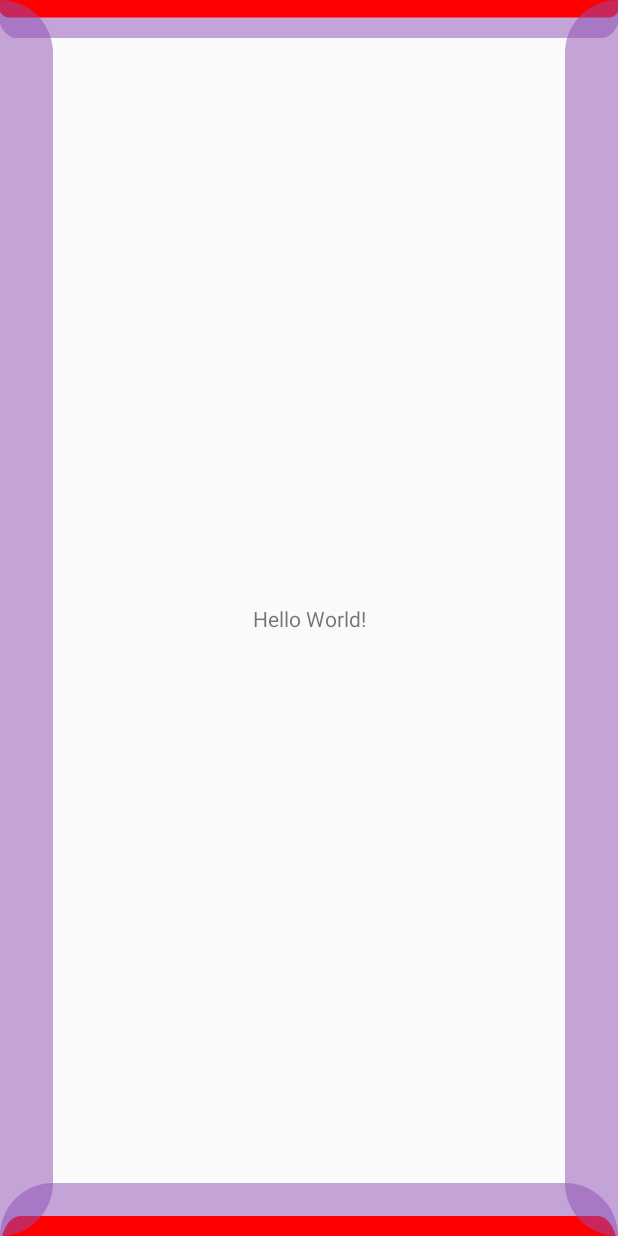
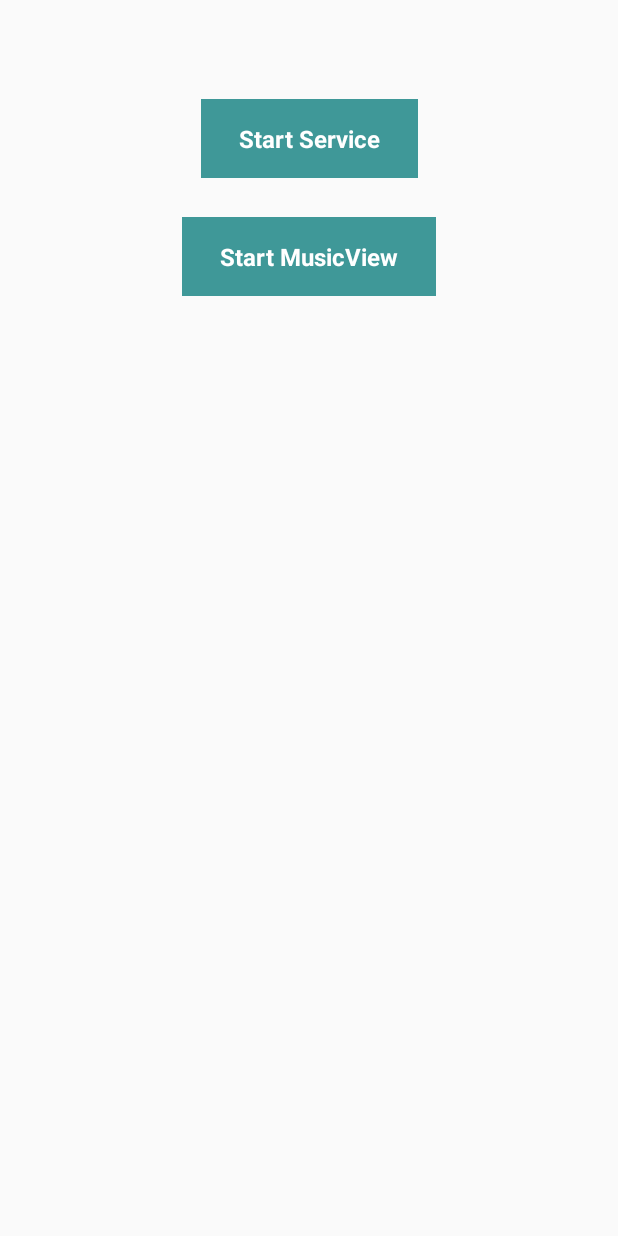
Before and after one commit to foty/FlowerHolder, an Android app: the layout activity_main.xml on its own in the app's theme, with its tools: preview values and no code run, on a phone screen of 412 x 824 dp. Run offline under Robolectric (Android 15) with nearby library versions, the phone set to English and light mode, and no system bars.

Commit message:
添加内容

```diff
--- a/app/src/main/res/layout/activity_main.xml
+++ b/app/src/main/res/layout/activity_main.xml
@@ -8,36 +8,52 @@
     tools:context="com.example.foty.flower.MainActivity">
 
     <TextView
+        android:id="@+id/tv_service"
         android:layout_width="wrap_content"
         android:layout_height="wrap_content"
-        android:text="Hello World!"
-        app:layout_constraintBottom_toBottomOf="parent"
+        android:layout_marginTop="66dp"
+        android:background="#3F9898"
+        android:paddingHorizontal="25dp"
+        android:paddingVertical="15dp"
+        android:text="Start Service"
+        android:textColor="#ffffff"
+        android:textSize="16sp"
+        android:textStyle="bold"
         app:layout_constraintLeft_toLeftOf="parent"
         app:layout_constraintRight_toRightOf="parent"
         app:layout_constraintTop_toTopOf="parent" />
 
-    <com.example.foty.flower.widget.TopPathView
-        android:layout_width="match_parent"
-        android:layout_height="25dp"
-        app:layout_constraintStart_toStartOf="parent"
-        app:layout_constraintTop_toTopOf="parent" />
+    <TextView
+        android:id="@+id/tv_float"
+        android:layout_width="wrap_content"
+        android:layout_height="wrap_content"
+        android:layout_marginTop="26dp"
+        android:background="#3F9898"
+        android:paddingHorizontal="25dp"
+        android:paddingVertical="15dp"
+        android:text="Start FloatView"
+        android:textColor="#ffffff"
+        android:textSize="16sp"
+        android:textStyle="bold"
+        app:layout_constraintLeft_toLeftOf="parent"
+        app:layout_constraintRight_toRightOf="parent"
+        app:layout_constraintTop_toBottomOf="@+id/tv_service" />
 
-    <com.example.foty.flower.widget.BottomPathView
-        android:layout_width="match_parent"
-        android:layout_height="35dp"
-        app:layout_constraintBottom_toBottomOf="parent"
-        app:layout_constraintStart_toStartOf="parent" />
+    <TextView
+        android:id="@+id/tv_music"
+        android:layout_width="wrap_content"
+        android:layout_height="wrap_content"
+        android:layout_marginTop="26dp"
+        android:background="#3F9898"
+        android:paddingHorizontal="25dp"
+        android:paddingVertical="15dp"
+        android:text="Start MusicView"
+        android:textColor="#ffffff"
+        android:textSize="16sp"
+        android:textStyle="bold"
+        app:layout_constraintLeft_toLeftOf="parent"
+        app:layout_constraintRight_toRightOf="parent"
+        app:layout_constraintTop_toBottomOf="@+id/tv_service" />
 
-    <com.example.foty.flower.widget.LeftPathView
-        android:layout_width="35dp"
-        android:layout_height="match_parent"
-        app:layout_constraintStart_toStartOf="parent"
-        app:layout_constraintTop_toTopOf="parent" />
-
-    <com.example.foty.flower.widget.RightPathView
-        android:layout_width="35dp"
-        android:layout_height="match_parent"
-        app:layout_constraintEnd_toEndOf="parent"
-        app:layout_constraintTop_toTopOf="parent" />
 
 </androidx.constraintlayout.widget.ConstraintLayout>
```
Also changed, not shown: app/build.gradle (+24 -76 lines), app/src/main/AndroidManifest.xml (+13 -8 lines), app/src/main/java/com/example/foty/flower/MainActivity.kt (+23 -128 lines), app/src/main/java/com/example/foty/flower/ui/FloatViewActivity.kt (added, +93 -0 lines), app/src/main/java/com/example/foty/flower/ui/MusicViewActivity.kt (added, +30 -0 lines), app/src/main/java/com/example/foty/flower/ui/ServiceActivity.kt (added, +17 -0 lines), app/src/main/res/layout/activity_float_view.xml (added, +43 -0 lines), app/src/main/res/layout/activity_music_view.xml (added, +17 -0 lines), app/src/main/res/layout/activity_service.xml (added, +19 -0 lines), 1 other file.
